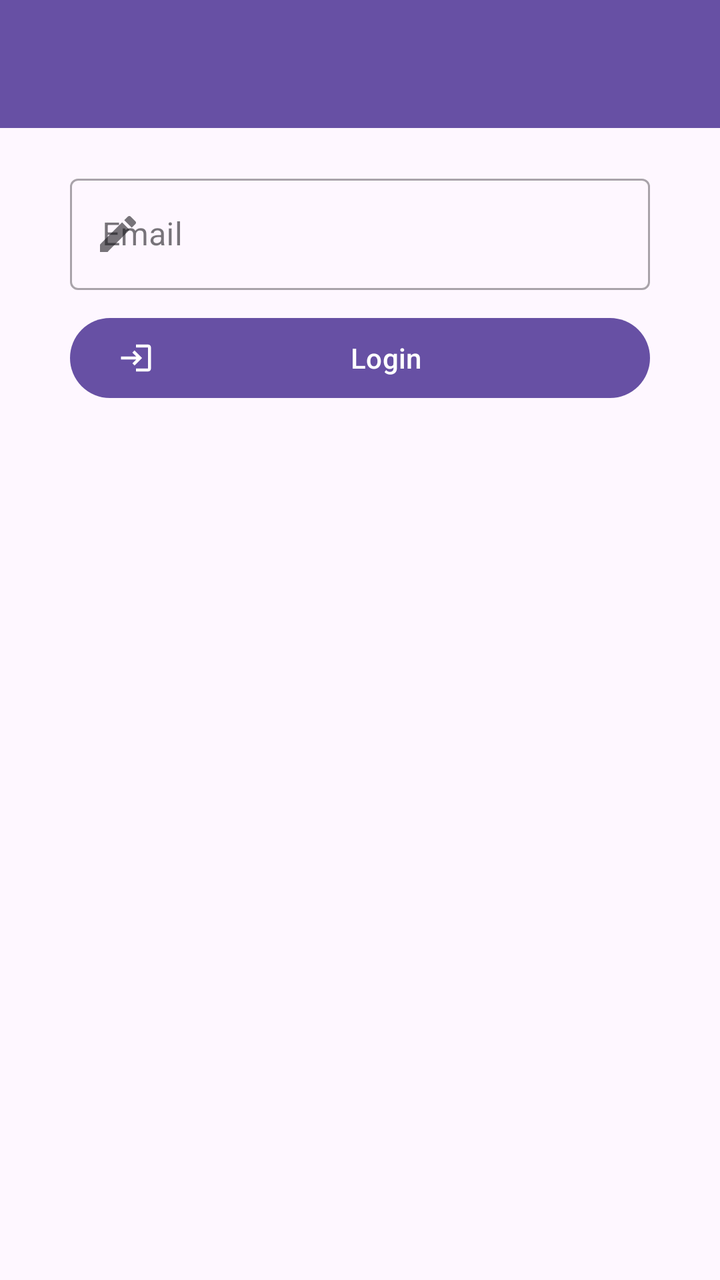
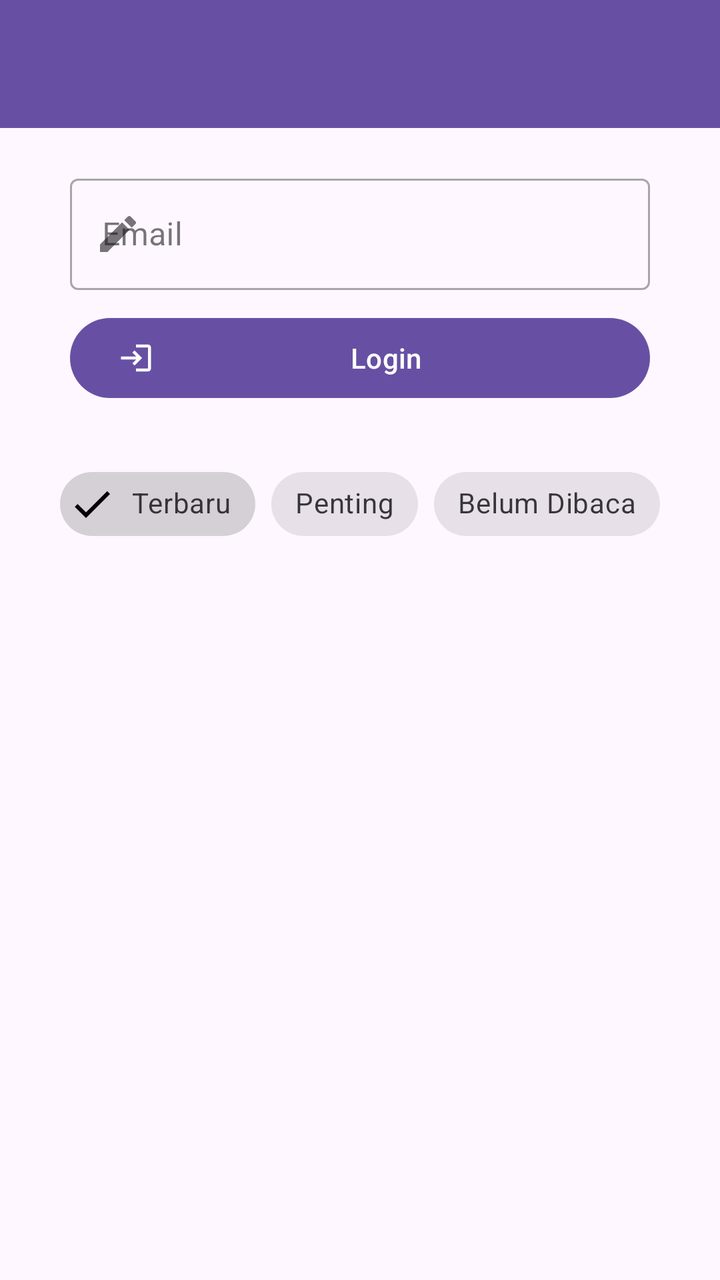

The first picture is an Android layout as it rendered before a commit; the second is the same layout after the commit. The layout source and the unified diff follow.
<!-- AndroidManifest.xml: application theme Theme.Saturnussalsa -->
<!-- res/layout/activity_tenth.xml -->
<?xml version="1.0" encoding="utf-8"?>
<androidx.constraintlayout.widget.ConstraintLayout xmlns:android="http://schemas.android.com/apk/res/android"
    xmlns:app="http://schemas.android.com/apk/res-auto"
    xmlns:tools="http://schemas.android.com/tools"
    android:layout_width="match_parent"
    android:layout_height="match_parent"
    tools:context=".home.pertemuan_10.TenthActivity">

    <androidx.appcompat.widget.Toolbar
        android:id="@+id/toolbar"
        android:layout_width="match_parent"
        android:layout_height="?attr/actionBarSize"
        android:background="?attr/colorPrimary"
        app:titleTextColor="@android:color/white"
        app:layout_constraintTop_toTopOf="parent"
        app:layout_constraintStart_toStartOf="parent"
        app:layout_constraintEnd_toEndOf="parent" />

    <com.google.android.material.textfield.TextInputLayout
        android:id="@+id/textInputLayout"
        style="@style/Widget.MaterialComponents.TextInputLayout.OutlinedBox"
        android:layout_width="match_parent"
        android:layout_height="wrap_content"
        android:layout_marginHorizontal="35dp"
        android:layout_marginTop="20dp"
        android:hint="Email"
        app:layout_constraintEnd_toEndOf="parent"
        app:layout_constraintStart_toStartOf="parent"
        app:layout_constraintTop_toBottomOf="@+id/toolbar"
        app:startIconDrawable="@drawable/ic_edit">

        <com.google.android.material.textfield.TextInputEditText
            android:id="@+id/etEmail"
            android:layout_width="match_parent"
            android:layout_height="wrap_content"
            android:inputType="textEmailAddress" />
    </com.google.android.material.textfield.TextInputLayout>

    <com.google.android.material.button.MaterialButton
        android:id="@+id/btnLogin"
        android:layout_width="match_parent"
        android:layout_height="wrap_content"
        android:layout_marginHorizontal="35dp"
        android:layout_marginTop="10dp"
        android:text="Login"
        app:icon="@drawable/ic_login"
        app:layout_constraintEnd_toEndOf="parent"
        app:layout_constraintStart_toStartOf="parent"
        app:layout_constraintTop_toBottomOf="@+id/textInputLayout" />

</androidx.constraintlayout.widget.ConstraintLayout>
<!-- resources referenced by this layout -->
<resources>
  <!-- drawable ic_edit (drawable) -->
  <vector xmlns:android="http://schemas.android.com/apk/res/android"
      android:width="24dp"
      android:height="24dp"
      android:viewportWidth="24"
      android:viewportHeight="24">
    <path
        android:fillColor="#FF000000"
        android:pathData="M3,17.25V21h3.75L17.81,9.94l-3.75-3.75L3,17.25zM20.71,7.04c0.39-0.39 0.39-1.02 0-1.41l-2.34-2.34c-0.39-0.39-1.02-0.39-1.41,0l-1.83,1.83 3.75,3.75 1.83-1.83z"/>
  </vector>
  <!-- drawable ic_login (drawable) -->
  <vector xmlns:android="http://schemas.android.com/apk/res/android"
      android:width="24dp"
      android:height="24dp"
      android:viewportWidth="24"
      android:viewportHeight="24">
    <path
        android:fillColor="#FF000000"
        android:pathData="M11,7L9.6,8.4l2.6,2.6H2v2h10.2l-2.6,2.6L11,17l5,-5 -5,-5zM20,19h-8v2h8c1.1,0 2,-0.9 2,-2V5c0,-1.1 -0.9,-2 -2,-2h-8v2h8v14z"/>
  </vector>
  <style name="Theme.Saturnussalsa" parent="Base.Theme.Saturnussalsa" />
  <style name="Base.Theme.Saturnussalsa" parent="Theme.Material3.DayNight.NoActionBar">
          
          <item name="colorPrimary">@color/purple_primary</item>
          <item name="colorOnPrimary">@color/white</item>
          <item name="colorPrimaryContainer">@color/purple_container</item>
      </style>
  <color name="purple_primary">#6750A4</color>
  <color name="white">#FFFFFFFF</color>
  <color name="purple_container">#EADDFF</color>
</resources>

<!-- the commit's change to res/layout/activity_tenth.xml (unified diff, before → after) -->
@@ -48,4 +48,38 @@
         app:layout_constraintStart_toStartOf="parent"
         app:layout_constraintTop_toBottomOf="@+id/textInputLayout" />
 
+    <com.google.android.material.chip.ChipGroup
+        android:id="@+id/chipGroupFilter"
+        android:layout_width="wrap_content"
+        android:layout_height="wrap_content"
+        android:layout_marginTop="25dp"
+        app:layout_constraintEnd_toEndOf="parent"
+        app:layout_constraintStart_toStartOf="parent"
+        app:layout_constraintTop_toBottomOf="@+id/btnLogin"
+        app:singleSelection="true">
+
+        <com.google.android.material.chip.Chip
+            android:id="@+id/chipTerbaru"
+            style="@style/Widget.MaterialComponents.Chip.Filter"
+            android:layout_width="wrap_content"
+            android:layout_height="wrap_content"
+            android:checked="true"
+            android:text="Terbaru" />
+
+        <com.google.android.material.chip.Chip
+            android:id="@+id/chipPenting"
+            style="@style/Widget.MaterialComponents.Chip.Filter"
+            android:layout_width="wrap_content"
+            android:layout_height="wrap_content"
+            android:text="Penting" />
+
+        <com.google.android.material.chip.Chip
+            android:id="@+id/chipBelumDibaca"
+            style="@style/Widget.MaterialComponents.Chip.Filter"
+            android:layout_width="wrap_content"
+            android:layout_height="wrap_content"
+            android:text="Belum Dibaca" />
+
+    </com.google.android.material.chip.ChipGroup>
+
 </androidx.constraintlayout.widget.ConstraintLayout>
